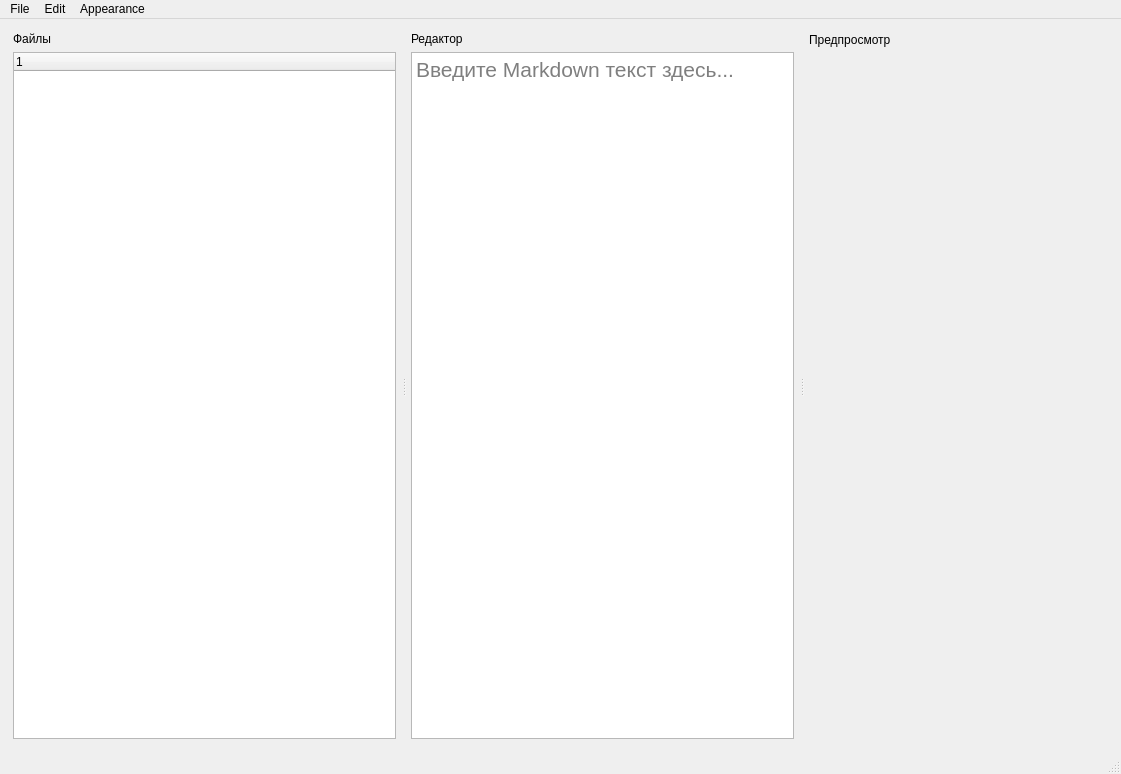
This is main.ui in the-barrrla/Gestein as Qt 5 draws it before an edit. The edited form follows.
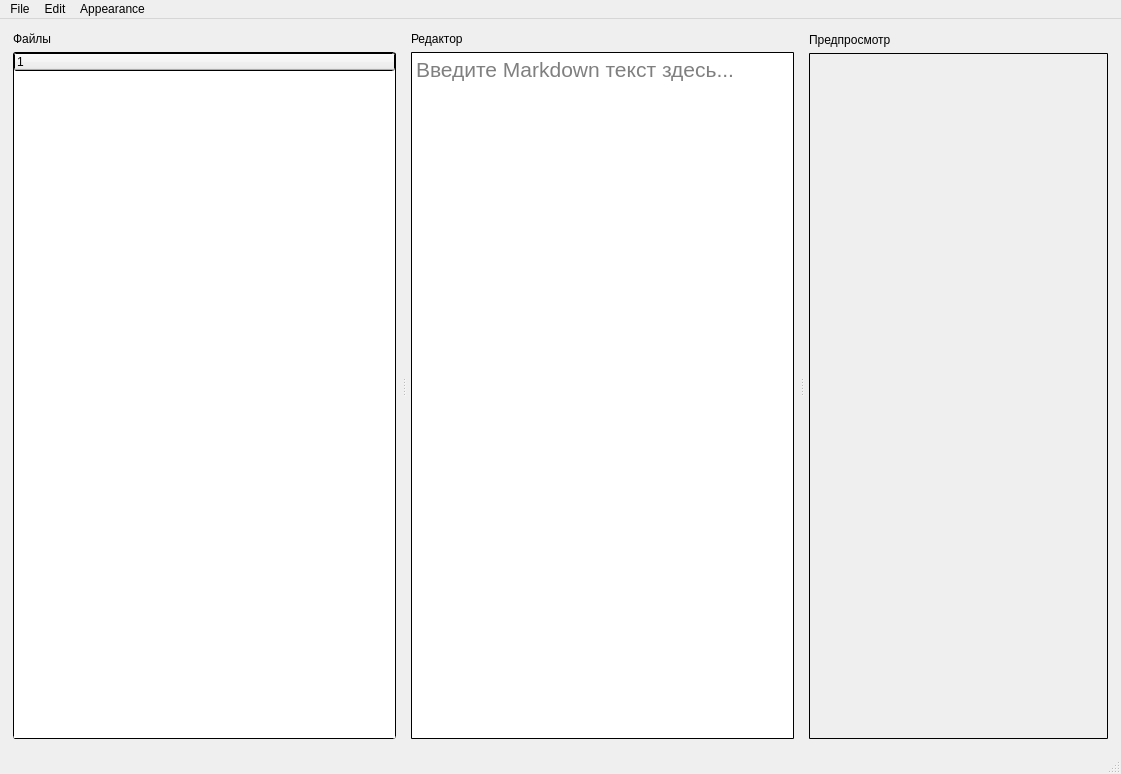
This is the edited form. Custom widgets are drawn as their Qt base class.

Commit message: Создание файлов и папок, сыро, но работает

```diff
--- a/main.ui
+++ b/main.ui
@@ -63,7 +63,11 @@
          </widget>
         </item>
         <item>
-         <widget class="QTreeWidget" name="treeWidget"/>
+         <widget class="QTreeWidget" name="treeWidget">
+          <property name="styleSheet">
+           <string notr="true">QWidget {border: 1px solid #000000;border-radius: 3px;}</string>
+          </property>
+         </widget>
         </item>
        </layout>
       </widget>
@@ -99,6 +103,9 @@
             <underline>false</underline>
            </font>
           </property>
+          <property name="styleSheet">
+           <string notr="true">QWidget {border: 1px solid #000000;border-radius: 1px;}</string>
+          </property>
           <property name="undoRedoEnabled">
            <bool>true</bool>
           </property>
@@ -150,6 +157,9 @@
           <property name="autoFillBackground">
            <bool>false</bool>
           </property>
+          <property name="styleSheet">
+           <string notr="true">QWidget {border: 1px solid #000000;border-radius: 1px;}</string>
+          </property>
          </widget>
         </item>
        </layout>
```
Left out of the diff: 29 changed lines with no effect on the pictures. The commit also changes 2 other files.
